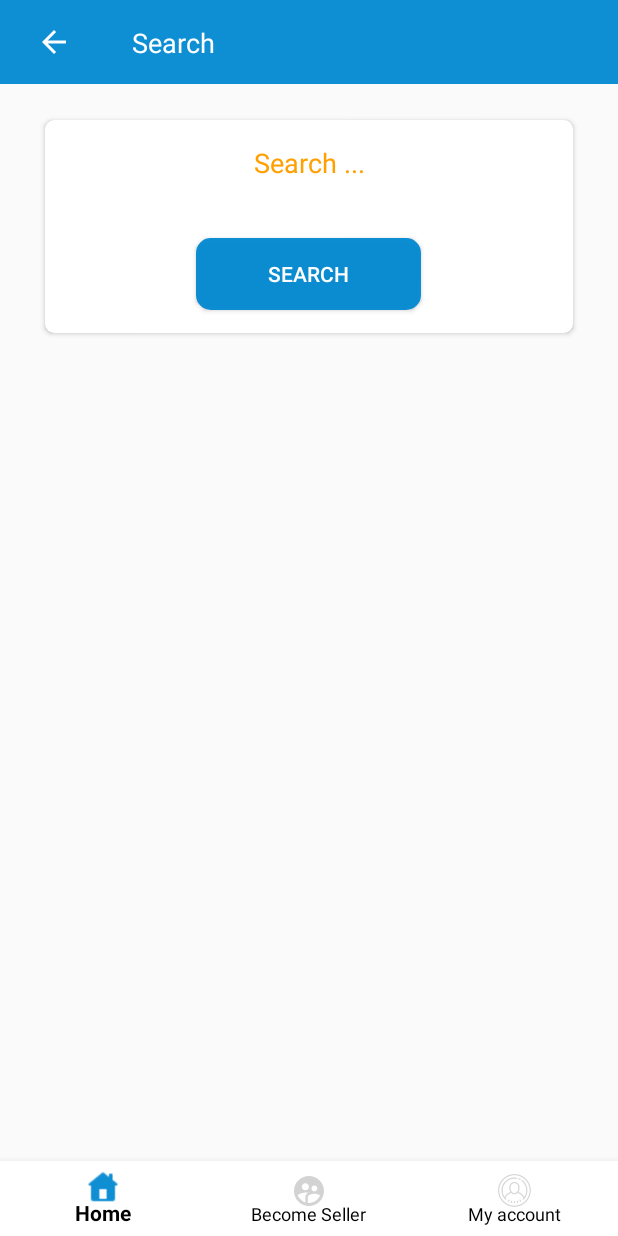
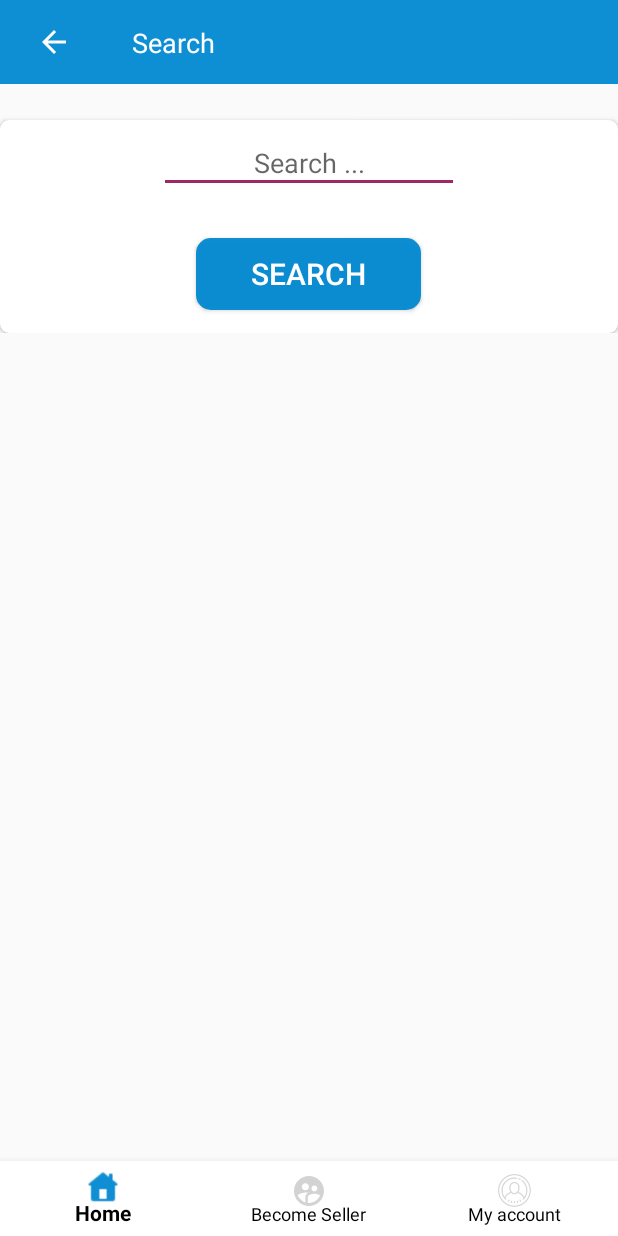
Before and after one commit to Chander-Shekhar-18/Print_India_Mart, an Android app: the Search_Activity screen opened directly, with no data from a screen before it, on a phone screen of 412 x 824 dp. Run offline under Robolectric (Android 15) with nearby library versions, the phone set to English and light mode, and no system bars; Roboto replaces fonts that are not available here.

Commit message:
23JanCommit

```diff
--- a/app/src/main/AndroidManifest.xml
+++ b/app/src/main/AndroidManifest.xml
@@ -19,6 +19,7 @@
 
         </activity>
 
+        <activity android:name=".Profile_Update"/>
         <activity android:name=".Dashboard_Seller"/>
 
         <activity android:name=".startingscreen.SplashSreen">
--- a/app/src/main/java/com/zaptas/printindiamart/MainActivity.java
+++ b/app/src/main/java/com/zaptas/printindiamart/MainActivity.java
@@ -128,11 +128,11 @@ public class MainActivity extends AppCompatActivity
 
         List<SlideModel> slideModels = new ArrayList<>();
 
-        slideModels.add(new SlideModel(R.drawable.slider1, ScaleTypes.FIT));
-        slideModels.add(new SlideModel(R.drawable.slider2, ScaleTypes.FIT));
+        slideModels.add(new SlideModel(R.drawable.slider7, ScaleTypes.FIT));
         slideModels.add(new SlideModel(R.drawable.slider3, ScaleTypes.FIT));
         slideModels.add(new SlideModel(R.drawable.slider4, ScaleTypes.FIT));
         slideModels.add(new SlideModel(R.drawable.slider5, ScaleTypes.FIT));
+        slideModels.add(new SlideModel(R.drawable.slider6, ScaleTypes.FIT));
 
         slider.setImageList(slideModels, ScaleTypes.FIT);
 
--- a/app/src/main/java/com/zaptas/printindiamart/Product_Detail.java
+++ b/app/src/main/java/com/zaptas/printindiamart/Product_Detail.java
@@ -184,7 +184,7 @@ public class Product_Detail extends AppCompatActivity implements BaseSliderView.
                                     file_maps.put(sli_name, sli_image);
 
                                     for (final String name1 : file_maps.keySet()) {
-                                        TextSliderView textSliderView = new TextSliderView(getApplicationContext());
+                                        /*TextSliderView textSliderView = new TextSliderView(getApplicationContext());
 
                                         textSliderView
                                                 .description(name1)
@@ -192,8 +192,8 @@ public class Product_Detail extends AppCompatActivity implements BaseSliderView.
                                                 .setScaleType(BaseSliderView.ScaleType.Fit);
 
                                         textSliderView.bundle(new Bundle());
-                                        textSliderView.getBundle().putString("extra", name1);
-                                        //mDemoSlider.addSlider(textSliderView);
+                                        textSliderView.getBundle().putString("extra", name1);*/
+                                       // mDemoSlider.addSlider(textSliderView);
 
                                     }
 
--- a/app/src/main/java/com/zaptas/printindiamart/Profile_Update.java
+++ b/app/src/main/java/com/zaptas/printindiamart/Profile_Update.java
@@ -40,8 +40,8 @@ public class Profile_Update extends AppCompatActivity {
     protected void onCreate(Bundle savedInstanceState) {
         super.onCreate(savedInstanceState);
         setContentView(R.layout.activity_profile__update);
-        getSupportActionBar().setDisplayHomeAsUpEnabled(true);
-        getSupportActionBar().setDisplayShowHomeEnabled(true);
+//        getSupportActionBar().setDisplayHomeAsUpEnabled(true);
+  //      getSupportActionBar().setDisplayShowHomeEnabled(true);
         se_id = Methods.getUSERID(this);
         firstname = (EditText) findViewById(R.id.firstname);
         lastname = (EditText) findViewById(R.id.lastname);
--- a/app/src/main/res/layout/activity_profile__update.xml
+++ b/app/src/main/res/layout/activity_profile__update.xml
@@ -8,6 +8,7 @@
     <ScrollView
         android:id="@+id/scrollView1"
         android:layout_width="fill_parent"
+        android:layout_marginBottom="50dp"
         android:layout_height="fill_parent">
 
         <LinearLayout
@@ -378,7 +379,6 @@
 
         </LinearLayout>
 
-
     </ScrollView>
 
     <include layout="@layout/bottom_navigation" />
--- a/app/src/main/res/layout/activity_search_.xml
+++ b/app/src/main/res/layout/activity_search_.xml
@@ -43,11 +43,9 @@
         <androidx.cardview.widget.CardView
             android:layout_width="match_parent"
             android:layout_height="wrap_content"
-            android:layout_marginVertical="30dp"
-            android:layout_marginLeft="30dp"
-            android:layout_marginTop="24dp"
-            android:layout_marginRight="30dp"
+            android:layout_marginTop="30dp"
             android:elevation="6dp"
+            android:padding="50dp"
             app:cardCornerRadius="6dp">
 
             <RelativeLayout
@@ -56,17 +54,16 @@
 
                 <EditText
                     android:id="@+id/search"
-                    android:layout_width="match_parent"
+                    android:layout_width="200dp"
                     android:layout_height="wrap_content"
                     android:layout_marginLeft="30dp"
                     android:layout_marginTop="8dp"
                     android:layout_marginRight="30dp"
-                    android:background="@color/white"
+                    android:layout_centerHorizontal="true"
                     android:gravity="center"
                     android:hint="Search ..."
                     android:padding="8dp"
                     android:textColor="#FFA000"
-                    android:textColorHint="#FFA000"
                     android:textSize="18sp" />
 
                 <Button
@@ -78,6 +75,7 @@
                     android:layout_marginBottom="15dp"
                     android:background="@drawable/custom_button"
                     android:onClick="submit"
+                    android:textSize="20sp"
                     android:text="Search"
                     android:textColor="#fff" />
 
```
Also changed, not shown: app/src/main/res/drawable-v21/slider6.png (added), app/src/main/res/drawable-v21/slider7.png (added).
